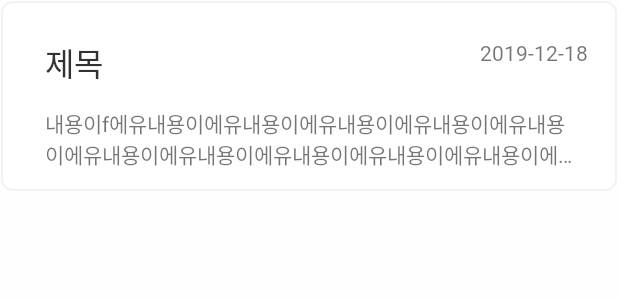
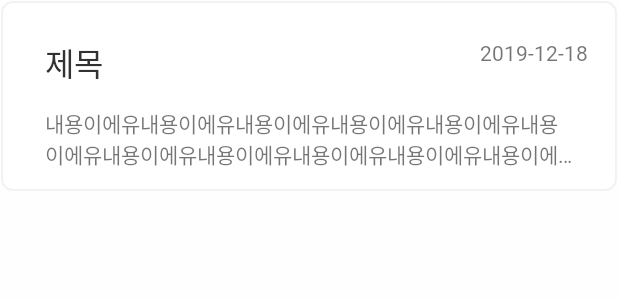
Before and after one commit to kff11/WritingApp, an Android app: the layout posts_recyclerview_item.xml on its own in the app's theme, with its tools: preview values and no code run, on a phone screen of 412 x 824 dp. Shown: the top 300 px of the screen. Run offline under Robolectric (Android 15) with nearby library versions, the phone set to English and light mode, and no system bars.

Commit message:
GitHub Test

```diff
--- a/app/src/main/res/layout/posts_recyclerview_item.xml
+++ b/app/src/main/res/layout/posts_recyclerview_item.xml
@@ -32,7 +32,7 @@
             android:ellipsize="end"
             android:gravity="center_vertical"
             android:maxLines="2"
-            android:text="내용이f에유내용이에유내용이에유내용이에유내용이에유내용이에유내용이에유내용이에유내용이에유내용이에유내용이에유내용이에유" />
+            android:text="내용이에유내용이에유내용이에유내용이에유내용이에유내용이에유내용이에유내용이에유내용이에유내용이에유내용이에유내용이에유" />
     </LinearLayout>
 
 
```
